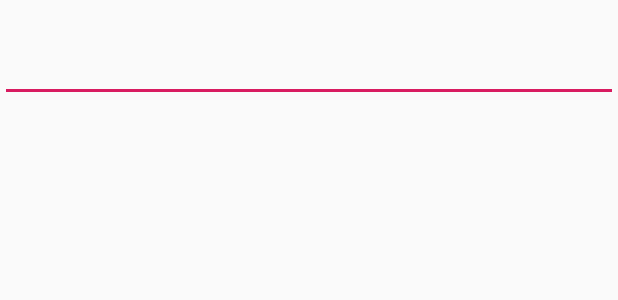
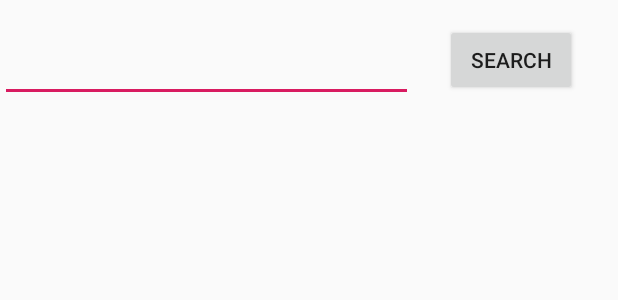
Before and after one commit to dishantp045/BookCase, an Android app: the layout activity_main.xml on its own in the app's theme, with its tools: preview values and no code run, on a phone screen of 412 x 824 dp. Shown: the top 300 px of the screen. Run offline under Robolectric (Android 15) with nearby library versions, the phone set to English and light mode, and no system bars.

Commit message:
added button, getList method and changed layout problems

```diff
--- a/app/src/main/java/edu/temple/bookcase/BookListFragment.java
+++ b/app/src/main/java/edu/temple/bookcase/BookListFragment.java
@@ -97,6 +97,9 @@ public class BookListFragment extends Fragment {
         mListener = null;
     }
 
+    public ArrayList<Book> getList(){
+        return this.bookNames;
+    }
     /**
      * This interface must be implemented by activities that contain this
      * fragment to allow an interaction in this fragment to be communicated
--- a/app/src/main/java/edu/temple/bookcase/MainActivity.java
+++ b/app/src/main/java/edu/temple/bookcase/MainActivity.java
@@ -11,6 +11,7 @@ import android.support.v4.view.ViewPager;
 import android.support.v7.app.AppCompatActivity;
 import android.os.Bundle;
 import android.util.Log;
+import android.widget.EditText;
 import android.widget.FrameLayout;
 
 import org.json.JSONArray;
@@ -41,10 +42,12 @@ public class MainActivity extends AppCompatActivity implements BookListFragment.
         setContentView(R.layout.activity_main);
         twoPane = findViewById(R.id.container2) == null;
         names = new ArrayList<Book>();
-        final String searchString = "";
+        final EditText searchBar = findViewById(R.id.searchbar);
+
         Thread t = new Thread(){
             @Override
             public void run() {
+                String searchString = searchBar.getText().toString();
                 URL bookURL;
                 try {
                     bookURL = new URL("https://kamorris.com/lab/audlib/booksearch.php?search="+searchString);
@@ -66,6 +69,7 @@ public class MainActivity extends AppCompatActivity implements BookListFragment.
             }
         };
         if(twoPane){
+            t.start();
             ViewPagerFragment vp = ViewPagerFragment.newInstance(names);
             FragmentManager fm = getSupportFragmentManager();
             FragmentTransaction ft = fm.beginTransaction();
--- a/app/src/main/java/edu/temple/bookcase/ViewPagerAdapter.java
+++ b/app/src/main/java/edu/temple/bookcase/ViewPagerAdapter.java
@@ -20,6 +20,6 @@ public class ViewPagerAdapter extends FragmentStatePagerAdapter {
 
     @Override
     public int getCount() {
-        return PagerAdapter.POSITION_NONE;
+        return names.size();
     }
 }
--- a/app/src/main/java/edu/temple/bookcase/ViewPagerFragment.java
+++ b/app/src/main/java/edu/temple/bookcase/ViewPagerFragment.java
@@ -89,6 +89,10 @@ public class ViewPagerFragment extends Fragment {
         mListener = null;
     }
 
+    public ArrayList<Book> getList(){
+        return this.booknames;
+    }
+
     /**
      * This interface must be implemented by activities that contain this
      * fragment to allow an interaction in this fragment to be communicated
--- a/app/src/main/res/layout-land/activity_main.xml
+++ b/app/src/main/res/layout-land/activity_main.xml
@@ -22,13 +22,24 @@
         app:layout_constraintTop_toTopOf="parent" />
 
     <EditText
-        android:id="@+id/editText"
-        android:layout_width="527dp"
+        android:id="@+id/searchbar"
+        android:layout_width="425dp"
         android:layout_height="60dp"
+        android:layout_marginEnd="100dp"
         android:ems="10"
         android:inputType="textPersonName"
         app:layout_constraintEnd_toEndOf="parent"
         app:layout_constraintTop_toTopOf="parent" />
 
+    <Button
+        android:id="@+id/button"
+        android:layout_width="wrap_content"
+        android:layout_height="wrap_content"
+        android:layout_marginTop="10dp"
+        android:layout_marginEnd="8dp"
+        android:text="Search"
+        app:layout_constraintEnd_toEndOf="parent"
+        app:layout_constraintTop_toTopOf="parent" />
+
 
 </android.support.constraint.ConstraintLayout>
--- a/app/src/main/res/layout-large-land/activity_main.xml
+++ b/app/src/main/res/layout-large-land/activity_main.xml
@@ -22,13 +22,24 @@
         app:layout_constraintTop_toTopOf="parent"/>
 
     <EditText
-        android:id="@+id/editText2"
-        android:layout_width="597dp"
+        android:id="@+id/searchbar"
+        android:layout_width="450dp"
         android:layout_height="80dp"
+        android:layout_marginEnd="136dp"
         android:ems="10"
         android:inputType="textPersonName"
         app:layout_constraintEnd_toEndOf="parent"
         app:layout_constraintTop_toTopOf="parent" />
 
+    <Button
+        android:id="@+id/button"
+        android:layout_width="wrap_content"
+        android:layout_height="wrap_content"
+        android:layout_marginTop="11dp"
+        android:layout_marginEnd="28dp"
+        android:text="Button"
+        app:layout_constraintEnd_toEndOf="parent"
+        app:layout_constraintTop_toTopOf="parent" />
+
 
 </android.support.constraint.ConstraintLayout>
--- a/app/src/main/res/layout/activity_main.xml
+++ b/app/src/main/res/layout/activity_main.xml
@@ -15,8 +15,19 @@
         app:layout_constraintTop_toTopOf="parent" />
 
     <EditText
-        android:layout_width="match_parent"
+        android:id="@+id/searchbar"
+        android:layout_width="275dp"
         android:layout_height="68dp"
         app:layout_constraintStart_toStartOf="parent"
         app:layout_constraintTop_toTopOf="parent" />
+
+    <Button
+        android:id="@+id/button"
+        android:layout_width="wrap_content"
+        android:layout_height="wrap_content"
+        android:layout_marginTop="16dp"
+        android:layout_marginEnd="27dp"
+        android:text="Search"
+        app:layout_constraintEnd_toEndOf="parent"
+        app:layout_constraintTop_toTopOf="parent" />
 </android.support.constraint.ConstraintLayout>
```
